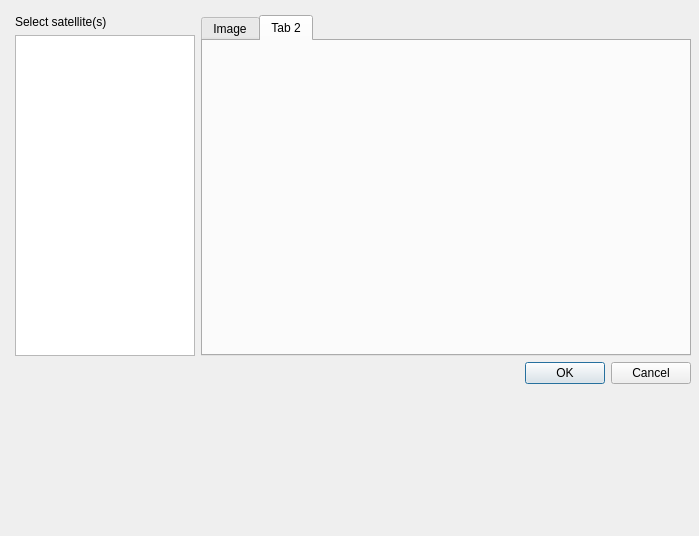
Above: satellite/property/satpropdialog.ui from poes-weather/poes-usrp before the change. Below: the same form after it.
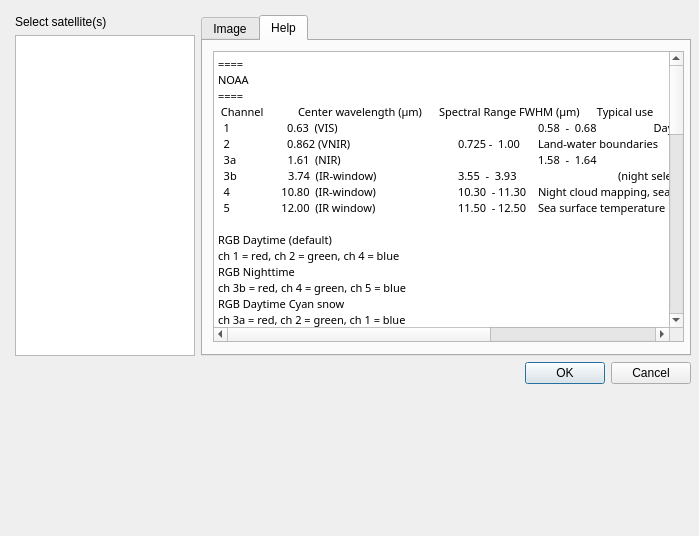
That is the form after the change. The open tabs and pages were chosen to show the change.

```diff
--- a/satellite/property/satpropdialog.ui
+++ b/satellite/property/satpropdialog.ui
@@ -221,8 +221,90 @@
       </widget>
       <widget class="QWidget" name="tab_2">
        <attribute name="title">
-        <string>Tab 2</string>
+        <string>Help</string>
        </attribute>
+       <widget class="QPlainTextEdit" name="plainTextEdit">
+        <property name="geometry">
+         <rect>
+          <x>10</x>
+          <y>10</y>
+          <width>471</width>
+          <height>291</height>
+         </rect>
+        </property>
+        <property name="font">
+         <font>
+          <family>Sans Serif</family>
+          <pointsize>8</pointsize>
+         </font>
+        </property>
+        <property name="lineWrapMode">
+         <enum>QPlainTextEdit::NoWrap</enum>
+        </property>
+        <property name="readOnly">
+         <bool>true</bool>
+        </property>
+        <property name="plainText">
+         <string>====
+NOAA
+====
+ Channel	Center wavelength (µm)      Spectral Range FWHM (µm)      Typical use
+  1                    0.63  (VIS)                  		0.58  -  0.68                    Daytime cloud and surface mapping
+  2                    0.862 (VNIR)                 	0.725 -  1.00	Land-water boundaries
+  3a                  1.61  (NIR)                  		1.58  -  1.64		(day selectable)   Snow and ice detection
+  3b                  3.74  (IR-window)            	3.55  -  3.93		(night selectable) Night cloud mapping, sea surface temperature
+  4                  10.80  (IR-window)           	10.30  - 11.30	Night cloud mapping, sea surface temperature
+  5                  12.00  (IR window)           	11.50  - 12.50	Sea surface temperature
+
+RGB Daytime (default)
+ch 1 = red, ch 2 = green, ch 4 = blue
+RGB Nighttime
+ch 3b = red, ch 4 = green, ch 5 = blue
+RGB Daytime Cyan snow 
+ch 3a = red, ch 2 = green, ch 1 = blue
+
+==========
+Feng-Yun 1C/D
+==========
+Band No         Spectral Range (µm)		Primary use of data
+ 1               	    0.58 -   0.68 (VIS)       	  	Daytime clouds, ice and snow, vegetation
+ 2                     0.84 -   0.89 (VNIR)       	Daytime clouds, vegetation, water
+ 3                     3.55 -   3.93 (MWIR)      	Heat source, night cloud
+ 4                   10.30 - 11.30 (TIR)          	SST, day/night clouds
+ 5                   11.50 - 12.50 (TIR)          	SST, day/night clouds
+ 6                     1.58 -   1.64 (SWIR)       	Soil humidity, provision of ice/snow cover distinguishing capability
+ 7                     0.43 -   0.48 (VIS)         	Ocean color
+ 8                     0.48 -   0.53 (VIS)         	Ocean color
+ 9                     0.53 -   0.58 (VIS)         	Ocean color
+10                    0.90 -   0.965 (VNIR)    	Water vapor
+
+RGB Daytime (default)
+ch 1 = red, ch 2 = green, ch 4 = blue
+RGB Nighttime
+ch 3 = red, ch 4 = green, ch 5 = blue
+RGB Daytime Cyan snow 
+ch 3 = red, ch 2 = green, ch 1 = blue
+
+==========
+Meteor M N-1
+==========
+Band No      Spectral Range (µm)		Primary use of data
+ 1	  0.5 -   0.7 (VIS)       		Daytime clouds, ice and snow, vegetation
+ 2 	  0.7 -   1.1 (VNIR)      		Daytime clouds, vegetation, water
+ 3	  1.6 -   1.8 (SWIR)      		Soil humidity, provision of ice/snow cover distinguishing capability
+ 4	  3.5 -   4.1 (MWIR)      		Heat source, night cloud
+ 5	10.5 - 11.5 (TIR)       		SST, day/night clouds
+ 6	11.5 - 12.5 (TIR)       		SST, day/night clouds
+
+RGB Daytime (default)
+ch 1 = red, ch 2 = green, ch 5 = blue
+RGB Nighttime
+ch 4 = red, ch 5 = green, ch 6 = blue
+RGB Daytime Cyan snow 
+ch 3 = red, ch 2 = green, ch 1 = blue
+</string>
+        </property>
+       </widget>
       </widget>
      </widget>
     </item>
```
Left out of the diff: 2 changed lines with no effect on the pictures.
